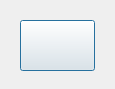
Above: totalstation_dialog_base.ui from enzococca/totalopenstation_luncher before the change. Below: the same form after it.
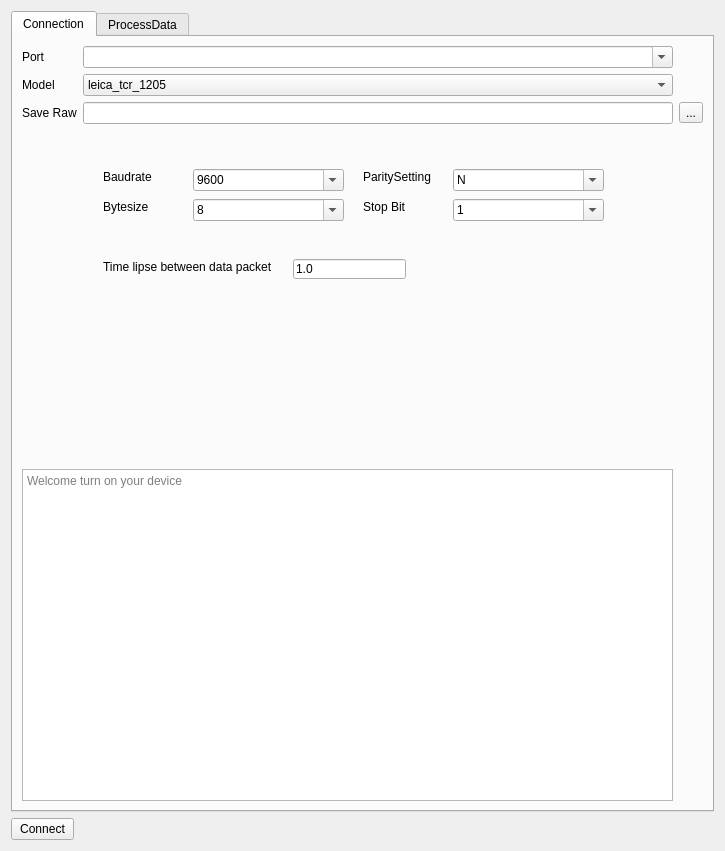
That is the form after the change. Icons and pictures are not drawn. Custom widgets are drawn as their Qt base class.

```diff
--- a/totalstation_dialog_base.ui
+++ b/totalstation_dialog_base.ui
@@ -6,8 +6,8 @@
    <rect>
     <x>0</x>
     <y>0</y>
-    <width>115</width>
-    <height>89</height>
+    <width>725</width>
+    <height>851</height>
    </rect>
   </property>
   <property name="windowTitle">
@@ -17,27 +17,566 @@
    <iconset resource="resources.qrc">
     <normaloff>:/plugins/totalstation/icon.png</normaloff>:/plugins/totalstation/icon.png</iconset>
   </property>
-  <widget class="QPushButton" name="pushButton_connect">
-   <property name="geometry">
-    <rect>
-     <x>20</x>
-     <y>20</y>
-     <width>75</width>
-     <height>51</height>
-    </rect>
-   </property>
-   <property name="icon">
-    <iconset resource="resources.qrc">
-     <normaloff>:/plugins/totalstation/icon.png</normaloff>:/plugins/totalstation/icon.png</iconset>
-   </property>
-   <property name="iconSize">
-    <size>
-     <width>44</width>
-     <height>44</height>
-    </size>
-   </property>
-  </widget>
+  <layout class="QGridLayout" name="gridLayout">
+   <item row="0" column="0" colspan="2">
+    <widget class="QTabWidget" name="tabWidget">
+     <property name="currentIndex">
+      <number>0</number>
+     </property>
+     <widget class="QWidget" name="Connection">
+      <attribute name="title">
+       <string>Connection</string>
+      </attribute>
+      <layout class="QGridLayout" name="gridLayout_2">
+       <item row="1" column="1">
+        <widget class="QComboBox" name="comboBox_model">
+         <item>
+          <property name="text">
+           <string>leica_tcr_1205</string>
+          </property>
+         </item>
+         <item>
+          <property name="text">
+           <string>leica_tcr_705</string>
+          </property>
+         </item>
+         <item>
+          <property name="text">
+           <string>nikon_npl_350</string>
+          </property>
+         </item>
+         <item>
+          <property name="text">
+           <string>trimble</string>
+          </property>
+         </item>
+         <item>
+          <property name="text">
+           <string>zeiss_elta_r55</string>
+          </property>
+         </item>
+         <item>
+          <property name="text">
+           <string>topcon_gpt_3005</string>
+          </property>
+         </item>
+         <item>
+          <property name="text">
+           <string>custom</string>
+          </property>
+         </item>
+        </widget>
+       </item>
+       <item row="0" column="0">
+        <widget class="QLabel" name="label">
+         <property name="text">
+          <string>Port</string>
+         </property>
+        </widget>
+       </item>
+       <item row="1" column="0">
+        <widget class="QLabel" name="label_2">
+         <property name="text">
+          <string>Model</string>
+         </property>
+        </widget>
+       </item>
+       <item row="3" column="1">
+        <widget class="QgsDockWidget" name="mDockWidget">
+         <property name="sizePolicy">
+          <sizepolicy hsizetype="Expanding" vsizetype="Expanding">
+           <horstretch>0</horstretch>
+           <verstretch>0</verstretch>
+          </sizepolicy>
+         </property>
+         <property name="floating">
+          <bool>false</bool>
+         </property>
+         <property name="features">
+          <set>QDockWidget::NoDockWidgetFeatures</set>
+         </property>
+         <widget class="QWidget" name="dockWidgetContents">
+          <widget class="QLabel" name="label_3">
+           <property name="geometry">
+            <rect>
+             <x>20</x>
+             <y>20</y>
+             <width>61</width>
+             <height>16</height>
+            </rect>
+           </property>
+           <property name="text">
+            <string>Baudrate</string>
+           </property>
+          </widget>
+          <widget class="QComboBox" name="comboBox_2">
+           <property name="geometry">
+            <rect>
+             <x>110</x>
+             <y>20</y>
+             <width>151</width>
+             <height>22</height>
+            </rect>
+           </property>
+           <property name="editable">
+            <bool>true</bool>
+           </property>
+           <item>
+            <property name="text">
+             <string>9600</string>
+            </property>
+           </item>
+           <item>
+            <property name="text">
+             <string>1200</string>
+            </property>
+           </item>
+           <item>
+            <property name="text">
+             <string>2400</string>
+            </property>
+           </item>
+           <item>
+            <property name="text">
+             <string>4800</string>
+            </property>
+           </item>
+          </widget>
+          <widget class="QLabel" name="label_4">
+           <property name="geometry">
+            <rect>
+             <x>20</x>
+             <y>50</y>
+             <width>61</width>
+             <height>16</height>
+            </rect>
+           </property>
+           <property name="text">
+            <string>Bytesize</string>
+           </property>
+          </widget>
+          <widget class="QComboBox" name="comboBox_3">
+           <property name="geometry">
+            <rect>
+             <x>110</x>
+             <y>50</y>
+             <width>151</width>
+             <height>22</height>
+            </rect>
+           </property>
+           <property name="editable">
+            <bool>true</bool>
+           </property>
+           <item>
+            <property name="text">
+             <string>8</string>
+            </property>
+           </item>
+           <item>
+            <property name="text">
+             <string>7</string>
+            </property>
+           </item>
+           <item>
+            <property name="text">
+             <string>6</string>
+            </property>
+           </item>
+           <item>
+            <property name="text">
+             <string>5</string>
+            </property>
+           </item>
+          </widget>
+          <widget class="QLabel" name="label_5">
+           <property name="geometry">
+            <rect>
+             <x>280</x>
+             <y>20</y>
+             <width>81</width>
+             <height>16</height>
+            </rect>
+           </property>
+           <property name="text">
+            <string>ParitySetting</string>
+           </property>
+          </widget>
+          <widget class="QComboBox" name="comboBox_4">
+           <property name="geometry">
+            <rect>
+             <x>370</x>
+             <y>20</y>
+             <width>151</width>
+             <height>22</height>
+            </rect>
+           </property>
+           <property name="editable">
+            <bool>true</bool>
+           </property>
+           <item>
+            <property name="text">
+             <string>N</string>
+            </property>
+           </item>
+           <item>
+            <property name="text">
+             <string>E</string>
+            </property>
+           </item>
+           <item>
+            <property name="text">
+             <string>O</string>
+            </property>
+           </item>
+          </widget>
+          <widget class="QLabel" name="label_6">
+           <property name="geometry">
+            <rect>
+             <x>20</x>
+             <y>110</y>
+             <width>191</width>
+             <height>16</height>
+            </rect>
+           </property>
+           <property name="text">
+            <string>Time lipse between data packet</string>
+           </property>
+          </widget>
+          <widget class="QLabel" name="label_7">
+           <property name="geometry">
+            <rect>
+             <x>280</x>
+             <y>50</y>
+             <width>81</width>
+             <height>16</height>
+            </rect>
+           </property>
+           <property name="text">
+            <string>Stop Bit</string>
+           </property>
+          </widget>
+          <widget class="QComboBox" name="comboBox_6">
+           <property name="geometry">
+            <rect>
+             <x>370</x>
+             <y>50</y>
+             <width>151</width>
+             <height>22</height>
+            </rect>
+           </property>
+           <property name="editable">
+            <bool>true</bool>
+           </property>
+           <item>
+            <property name="text">
+             <string>1</string>
+            </property>
+           </item>
+           <item>
+            <property name="text">
+             <string>2</string>
+            </property>
+           </item>
+          </widget>
+          <widget class="QLineEdit" name="lineEdit">
+           <property name="geometry">
+            <rect>
+             <x>210</x>
+             <y>110</y>
+             <width>113</width>
+             <height>20</height>
+            </rect>
+           </property>
+           <property name="text">
+            <string>1.0</string>
+           </property>
+          </widget>
+         </widget>
+        </widget>
+       </item>
+       <item row="2" column="1">
+        <widget class="QLineEdit" name="lineEdit_save_raw"/>
+       </item>
+       <item row="4" column="0" colspan="2">
+        <widget class="QTextEdit" name="textEdit">
+         <property name="autoFormatting">
+          <set>QTextEdit::AutoAll</set>
+         </property>
+         <property name="tabChangesFocus">
+          <bool>true</bool>
+         </property>
+         <property name="documentTitle">
+          <string/>
+         </property>
+         <property name="lineWrapColumnOrWidth">
+          <number>10</number>
+         </property>
+         <property name="readOnly">
+          <bool>true</bool>
+         </property>
+         <property name="overwriteMode">
+          <bool>true</bool>
+         </property>
+         <property name="tabStopWidth">
+          <number>200</number>
+         </property>
+         <property name="placeholderText">
+          <string>Welcome turn on your device</string>
+         </property>
+        </widget>
+       </item>
+       <item row="0" column="1">
+        <widget class="QComboBox" name="comboBox_port">
+         <property name="editable">
+          <bool>true</bool>
+         </property>
+         <property name="currentText">
+          <string>insert port</string>
+         </property>
+         <item>
+          <property name="text">
+           <string/>
+          </property>
+         </item>
+         <item>
+          <property name="text">
+           <string>COM3</string>
+          </property>
+         </item>
+         <item>
+          <property name="text">
+           <string>COM4</string>
+          </property>
+         </item>
+         <item>
+          <property name="text">
+           <string>COM5</string>
+          </property>
+         </item>
+         <item>
+          <property name="text">
+           <string>/dev/ttyUSB0</string>
+          </property>
+         </item>
+         <item>
+          <property name="text">
+           <string>/dev/ttyS0</string>
+          </property>
+         </item>
+        </widget>
+       </item>
+       <item row="2" column="2">
+        <widget class="QToolButton" name="toolButton_save_raw">
+         <property name="text">
+          <string>...</string>
+         </property>
+        </widget>
+       </item>
+       <item row="2" column="0">
+        <widget class="QLabel" name="label_8">
+         <property name="text">
+          <string>Save Raw</string>
+         </property>
+        </widget>
+       </item>
+      </layout>
+     </widget>
+     <widget class="QWidget" name="ProcessData">
+      <attribute name="title">
+       <string>ProcessData</string>
+      </attribute>
+      <widget class="QComboBox" name="comboBox_format2">
+       <property name="geometry">
+        <rect>
+         <x>20</x>
+         <y>80</y>
+         <width>631</width>
+         <height>22</height>
+        </rect>
+       </property>
+       <item>
+        <property name="text">
+         <string>geojson</string>
+        </property>
+       </item>
+       <item>
+        <property name="text">
+         <string>dxf</string>
+        </property>
+       </item>
+       <item>
+        <property name="text">
+         <string>csv</string>
+        </property>
+       </item>
+       <item>
+        <property name="text">
+         <string>txt</string>
+        </property>
+       </item>
+       <item>
+        <property name="text">
+         <string>dat</string>
+        </property>
+       </item>
+       <item>
+        <property name="text">
+         <string>sql</string>
+        </property>
+       </item>
+      </widget>
+      <widget class="QComboBox" name="comboBox_format">
+       <property name="geometry">
+        <rect>
+         <x>20</x>
+         <y>20</y>
+         <width>631</width>
+         <height>22</height>
+        </rect>
+       </property>
+       <item>
+        <property name="text">
+         <string>topcon_gts</string>
+        </property>
+       </item>
+       <item>
+        <property name="text">
+         <string>leica_gsi</string>
+        </property>
+       </item>
+       <item>
+        <property name="text">
+         <string>leica_tcr_1205</string>
+        </property>
+       </item>
+       <item>
+        <property name="text">
+         <string>leica_tcr_705</string>
+        </property>
+       </item>
+       <item>
+        <property name="text">
+         <string>nikon_raw_v200</string>
+        </property>
+       </item>
+       <item>
+        <property name="text">
+         <string>sokkia_sdr33</string>
+        </property>
+       </item>
+       <item>
+        <property name="text">
+         <string>trimble_are</string>
+        </property>
+       </item>
+       <item>
+        <property name="text">
+         <string>zeiss_r5</string>
+        </property>
+       </item>
+       <item>
+        <property name="text">
+         <string>zeiss_rec_500</string>
+        </property>
+       </item>
+      </widget>
+      <widget class="QToolButton" name="toolButton_output">
+       <property name="geometry">
+        <rect>
+         <x>660</x>
+         <y>110</y>
+         <width>27</width>
+         <height>22</height>
+        </rect>
+       </property>
+       <property name="text">
+        <string>...</string>
+       </property>
+      </widget>
+      <widget class="QToolButton" name="toolButton_input">
+       <property name="geometry">
+        <rect>
+         <x>660</x>
+         <y>50</y>
+         <width>27</width>
+         <height>22</height>
+        </rect>
+       </property>
+       <property name="text">
+        <string>...</string>
+       </property>
+      </widget>
+      <widget class="QLineEdit" name="lineEdit_input">
+       <property name="geometry">
+        <rect>
+         <x>20</x>
+         <y>50</y>
+         <width>631</width>
+         <height>22</height>
+        </rect>
+       </property>
+      </widget>
+      <widget class="QLineEdit" name="lineEdit_output">
+       <property name="geometry">
+        <rect>
+         <x>20</x>
+         <y>110</y>
+         <width>631</width>
+         <height>22</height>
+        </rect>
+       </property>
+      </widget>
+      <widget class="QPushButton" name="pushButton_export">
+       <property name="geometry">
+        <rect>
+         <x>570</x>
+         <y>180</y>
+         <width>100</width>
+         <height>28</height>
+        </rect>
+       </property>
+       <property name="maximumSize">
+        <size>
+         <width>100</width>
+         <height>16777215</height>
+        </size>
+       </property>
+       <property name="text">
+        <string>Process</string>
+       </property>
+      </widget>
+     </widget>
+    </widget>
+   </item>
+   <item row="1" column="0">
+    <widget class="QPushButton" name="pushButton_connect">
+     <property name="sizePolicy">
+      <sizepolicy hsizetype="Expanding" vsizetype="Fixed">
+       <horstretch>0</horstretch>
+       <verstretch>0</verstretch>
+      </sizepolicy>
+     </property>
+     <property name="maximumSize">
+      <size>
+       <width>63</width>
+       <height>16777215</height>
+      </size>
+     </property>
+     <property name="text">
+      <string>Connect</string>
+     </property>
+    </widget>
+   </item>
+  </layout>
  </widget>
+ <customwidgets>
+  <customwidget>
+   <class>QgsDockWidget</class>
+   <extends>QDockWidget</extends>
+   <header>qgsdockwidget.h</header>
+   <container>1</container>
+  </customwidget>
+ </customwidgets>
  <resources>
   <include location="resources.qrc"/>
  </resources>
```
Left out of the diff: 51 changed lines with no effect on the pictures.
